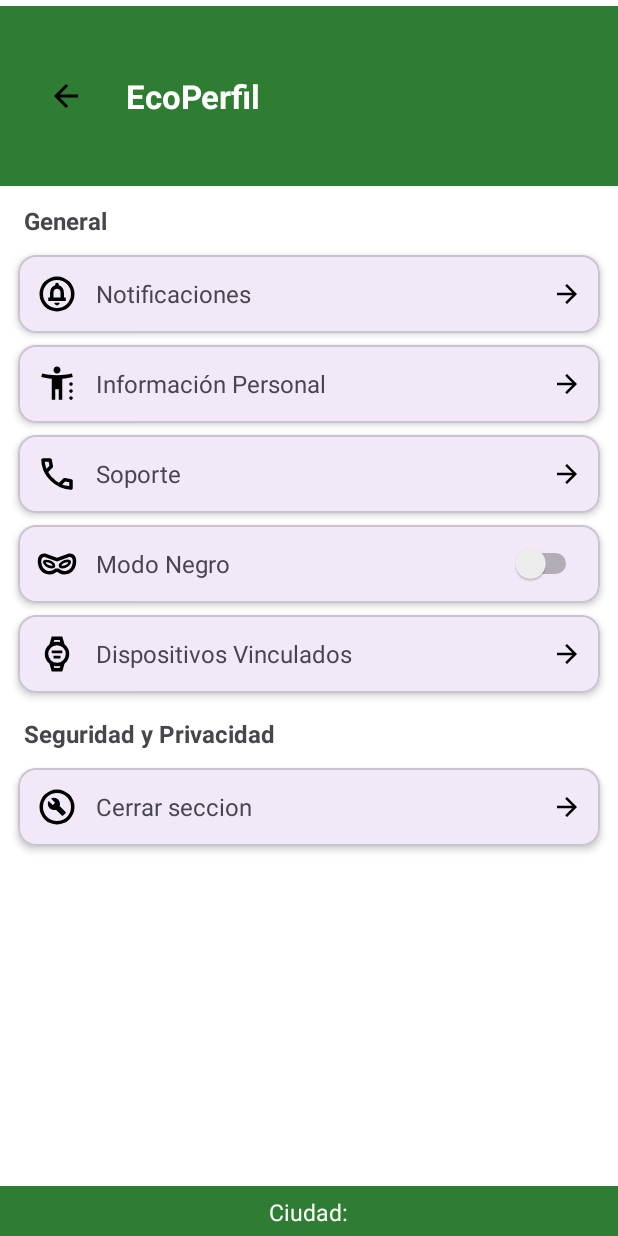
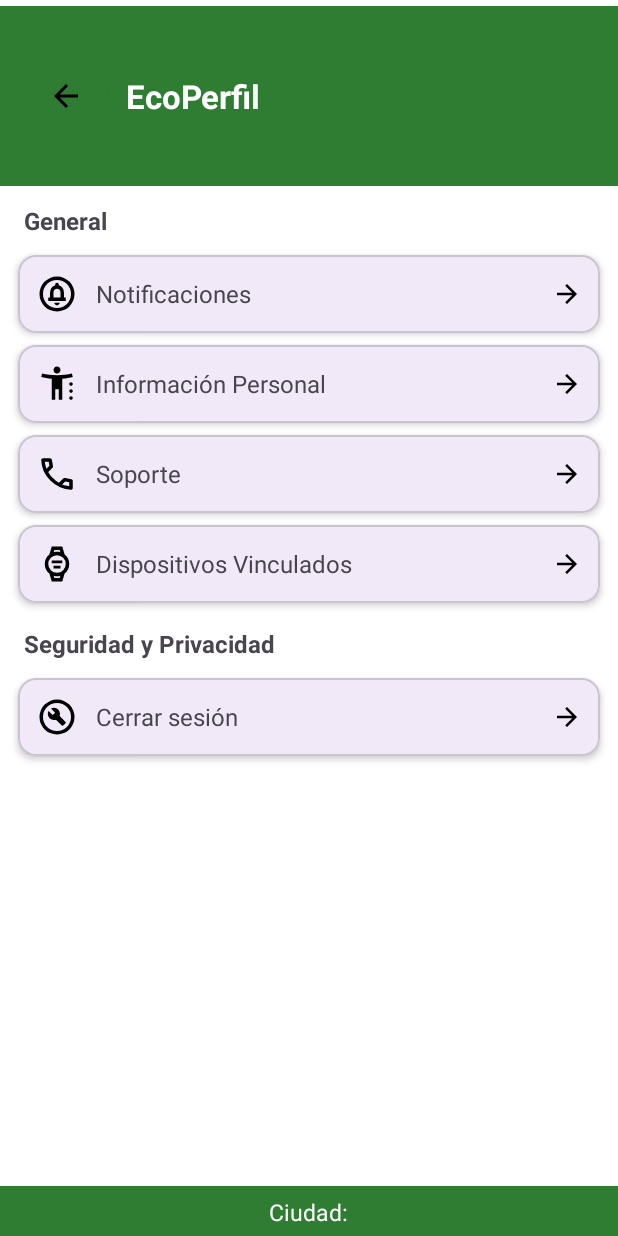
Before and after one commit to mariv542/Plantita-Feliz, an Android app: the perfil_activity screen opened directly, with no data from a screen before it, on a phone screen of 412 x 824 dp. Run offline under Robolectric (Android 15) with nearby library versions, the phone set to English and light mode, and no system bars; our stand-ins replace Firebase (no records; nobody signed in at launch, a user with empty details on screens opened directly).

Commit message:
se elimino el modo negro por el momento digamos

```diff
--- a/app/src/main/res/layout/eco_perfil.xml
+++ b/app/src/main/res/layout/eco_perfil.xml
@@ -8,9 +8,6 @@
     android:background="@android:color/white">
 
     <!-- Header verde -->
-
-    <!-- Texto General -->
-
     <LinearLayout
         android:id="@+id/header"
         android:layout_width="0dp"
@@ -21,7 +18,6 @@
         android:orientation="horizontal"
         android:padding="16dp"
         app:layout_constraintEnd_toEndOf="parent"
-        app:layout_constraintHorizontal_bias="0.0"
         app:layout_constraintStart_toStartOf="parent"
         app:layout_constraintTop_toTopOf="parent">
 
@@ -35,7 +31,6 @@
             app:tint="@color/black"
             android:scaleType="centerInside"
             android:contentDescription="@string/desc_btn_back"/>
-
 
         <!-- Título -->
         <TextView
@@ -180,46 +175,6 @@
         </LinearLayout>
     </com.google.android.material.card.MaterialCardView>
 
-    <!-- Card Modo Negro con Switch -->
-    <com.google.android.material.card.MaterialCardView
-        android:id="@+id/cardModoNegro"
-        android:layout_width="0dp"
-        android:layout_height="wrap_content"
-        android:layout_marginHorizontal="12dp"
-        android:layout_marginTop="8dp"
-        app:cardCornerRadius="12dp"
-        app:cardElevation="3dp"
-        app:layout_constraintTop_toBottomOf="@id/cardSoporte"
-        app:layout_constraintStart_toStartOf="parent"
-        app:layout_constraintEnd_toEndOf="parent">
-
-        <LinearLayout
-            android:layout_width="match_parent"
-            android:layout_height="wrap_content"
-            android:orientation="horizontal"
-            android:padding="12dp"
-            android:gravity="center_vertical">
-
-            <ImageView
-                android:layout_width="28dp"
-                android:layout_height="28dp"
-                android:src="@drawable/ic_dark_mode"/>
-
-            <TextView
-                android:layout_width="0dp"
-                android:layout_height="wrap_content"
-                android:layout_weight="1"
-                android:text="Modo Negro"
-                android:textSize="16sp"
-                android:layout_marginStart="12dp"/>
-
-            <Switch
-                android:id="@+id/switchModoNegro"
-                android:layout_width="wrap_content"
-                android:layout_height="wrap_content"/>
-        </LinearLayout>
-    </com.google.android.material.card.MaterialCardView>
-
     <!-- Card Dispositivos Vinculados -->
     <com.google.android.material.card.MaterialCardView
         android:id="@+id/cardDispositivos"
@@ -229,7 +184,7 @@
         android:layout_marginTop="8dp"
         app:cardCornerRadius="12dp"
         app:cardElevation="3dp"
-        app:layout_constraintTop_toBottomOf="@id/cardModoNegro"
+        app:layout_constraintTop_toBottomOf="@id/cardSoporte"
         app:layout_constraintStart_toStartOf="parent"
         app:layout_constraintEnd_toEndOf="parent">
 
@@ -301,7 +256,7 @@
                 android:layout_width="0dp"
                 android:layout_height="wrap_content"
                 android:layout_weight="1"
-                android:text="Cerrar seccion"
+                android:text="Cerrar sesión"
                 android:textSize="16sp"
                 android:layout_marginStart="12dp"/>
 
@@ -317,4 +272,5 @@
         app:layout_constraintBottom_toBottomOf="parent"
         app:layout_constraintStart_toStartOf="parent"
         app:layout_constraintEnd_toEndOf="parent" />
+
 </androidx.constraintlayout.widget.ConstraintLayout>
```
